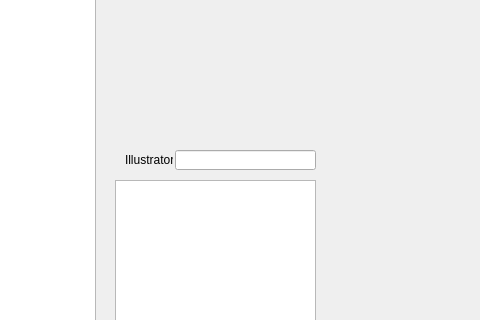
Before: the Qt Designer form src/dialog/generaloverview.ui in wy19890204/Shuihusha, drawn with Qt 5; both pictures show x 335 to 815 and y 160 to 480 of the 908 by 611 pixel window.
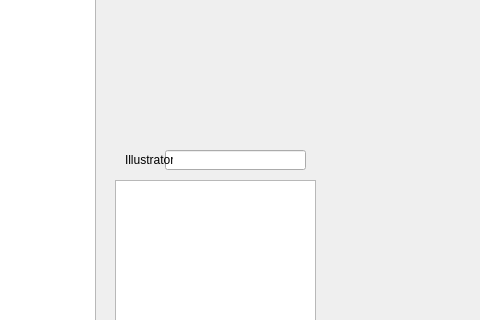
After: the same form once the commit is applied. Icons and pictures are not drawn.

```diff
--- a/src/dialog/generaloverview.ui
+++ b/src/dialog/generaloverview.ui
@@ -200,7 +200,7 @@
   <widget class="QLineEdit" name="illustratorLineEdit">
    <property name="geometry">
     <rect>
-     <x>510</x>
+     <x>500</x>
      <y>310</y>
      <width>141</width>
      <height>20</height>
```
